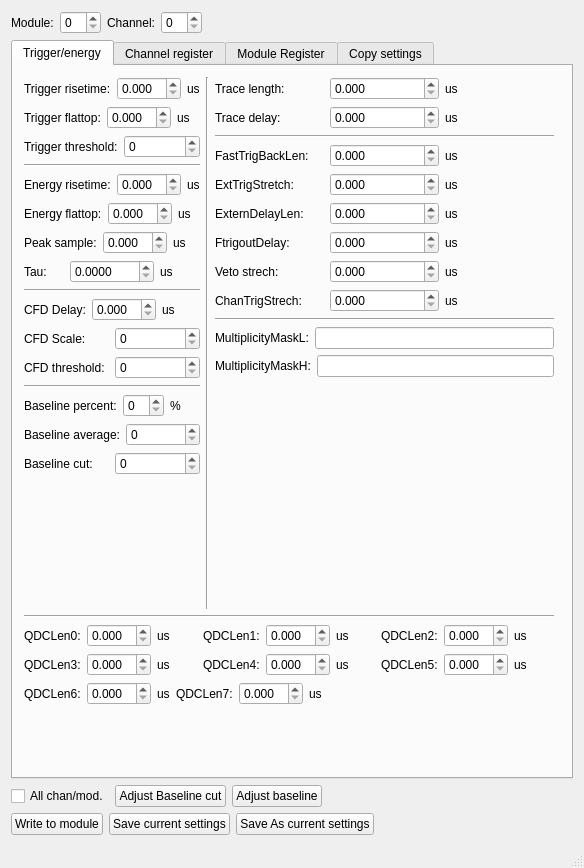
This is XIAengine/src/mainwindow.ui in oslocyclotronlab/OCLDAQ as Qt 5 draws it before an edit. The edited form follows.
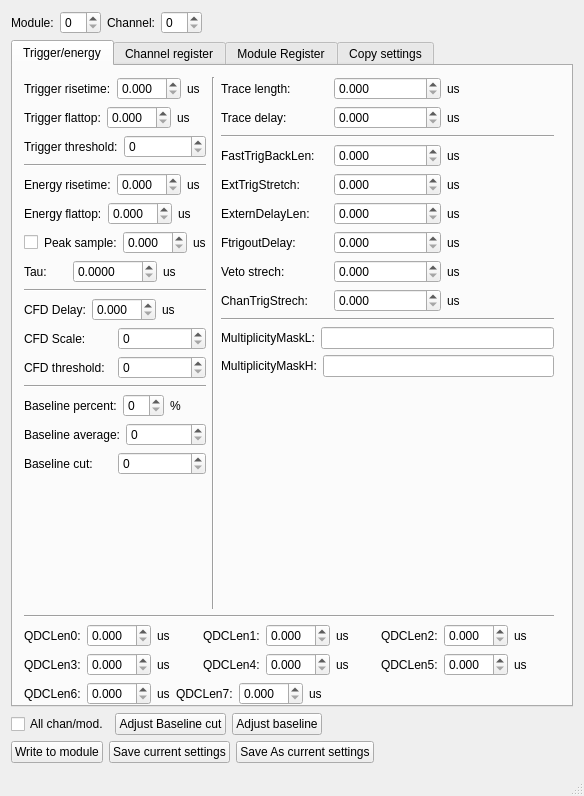
This is the edited form.

Commit message: Made it possible to enable/disable manual trigger sample

Diff of the .ui file:
```diff
--- a/XIAengine/src/mainwindow.ui
+++ b/XIAengine/src/mainwindow.ui
@@ -7,7 +7,7 @@
     <x>0</x>
     <y>0</y>
     <width>584</width>
-    <height>868</height>
+    <height>796</height>
    </rect>
   </property>
   <property name="minimumSize">
@@ -240,6 +240,19 @@
                    </item>
                    <item>
                     <layout class="QHBoxLayout" name="horizontalLayout_47">
+                     <item>
+                      <widget class="QCheckBox" name="peak_sample_enable">
+                       <property name="enabled">
+                        <bool>true</bool>
+                       </property>
+                       <property name="text">
+                        <string/>
+                       </property>
+                       <property name="checkable">
+                        <bool>true</bool>
+                       </property>
+                      </widget>
+                     </item>
                      <item>
                       <widget class="QLabel" name="label_55">
                        <property name="text">
```
Left out of the diff: 2 changed lines with no effect on the pictures. The commit also changes 9 other files.
